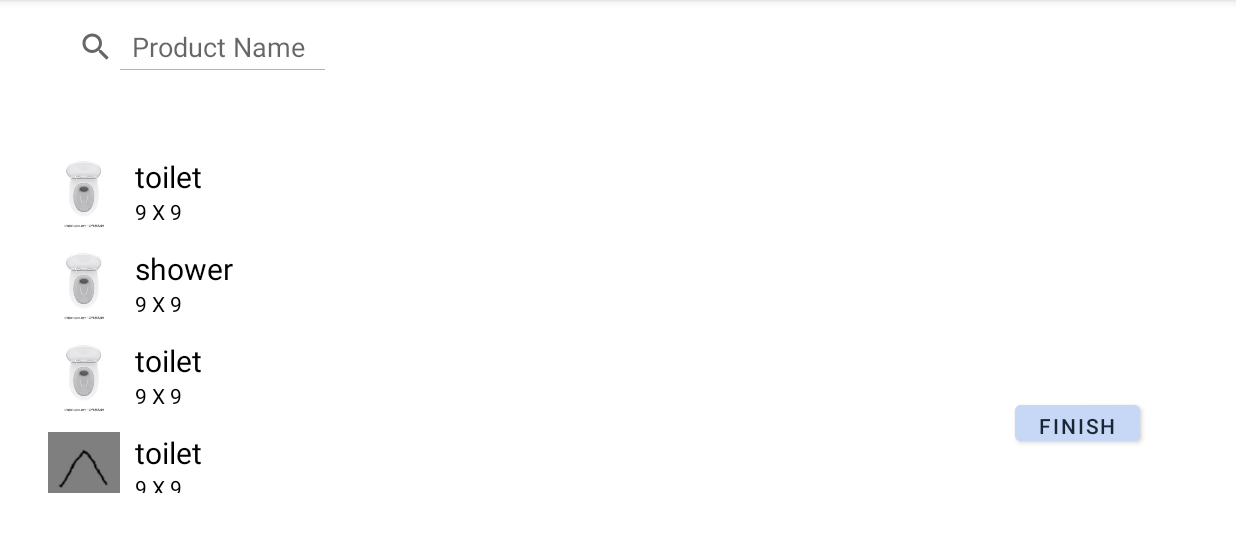
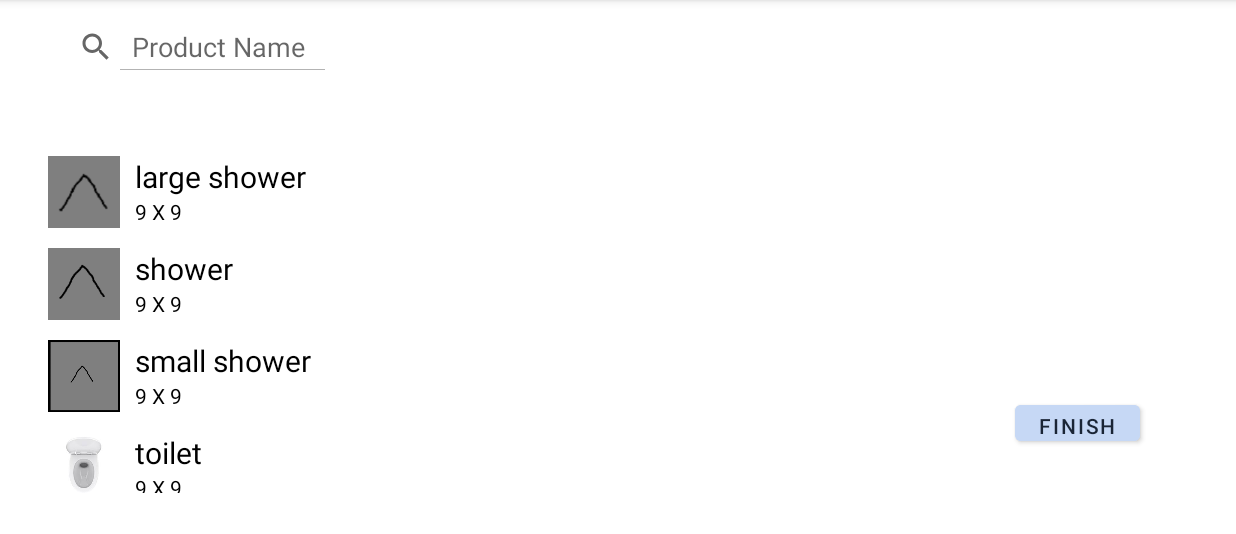
Before and after one commit to dobetterthany/Fibre_System_Android, an Android app: the Planner_Area_Page screen opened directly, with no data from a screen before it, on a phone screen of 824 x 412 dp (held sideways), the part 84-618 px from its top. Run offline under Robolectric (Android 15) with nearby library versions, the phone set to English and light mode, and no system bars.

Commit message:
Planner area page updated
Refactored recycler view items to store colour availability.

Refactored bathroom planner layout.java and planner area page.java  to accommodate this change.

```diff
--- a/app/src/main/java/com/example/fibre_system_android/Add_Window_Page.java
+++ b/app/src/main/java/com/example/fibre_system_android/Add_Window_Page.java
@@ -147,11 +147,11 @@ public class Add_Window_Page extends AppCompatActivity implements AdapterView.On
     }
 
     @Override
-    public void onItemSelected(ImageView imageView) {
+    public void onItemSelected(RecyclerViewItems item) {
         Toast.makeText(this, "click", Toast.LENGTH_SHORT).show();
 
         //Create image view in planner area layout
-        bathroomPlannerLayout.AddImage((int) imageView.getTag());
+        bathroomPlannerLayout.AddItem(item);
     }
 
 
--- a/app/src/main/java/com/example/fibre_system_android/Planner_Area_Page.java
+++ b/app/src/main/java/com/example/fibre_system_android/Planner_Area_Page.java
@@ -91,15 +91,10 @@ public class Planner_Area_Page extends AppCompatActivity implements AdapterView.
 
 
     private void getData() {
-        itemsArrayList.add(new RecyclerViewItems("toilet", 9, 9, R.drawable.toilet));
-        itemsArrayList.add(new RecyclerViewItems("shower", 9, 9, R.drawable.toilet));
-        itemsArrayList.add(new RecyclerViewItems("toilet", 9, 9, R.drawable.toilet));
+        itemsArrayList.add(new RecyclerViewItems("large shower", 9, 9, R.drawable.small_square, true, true, true, false));
+        itemsArrayList.add(new RecyclerViewItems("shower", 9, 9, R.drawable.square, false, true, false, false));
+        itemsArrayList.add(new RecyclerViewItems("small shower", 9, 9, R.drawable.large_square, false, false, true, false));
 
-        itemsArrayList.add(new RecyclerViewItems("toilet", 9, 9, R.drawable.small_square));
-        itemsArrayList.add(new RecyclerViewItems("square", 9, 9, R.drawable.square));
-        itemsArrayList.add(new RecyclerViewItems("toilet", 9, 9, R.drawable.large_square));
-
-        itemsArrayList.add(new RecyclerViewItems("toilet", 9, 9, R.drawable.toilet));
         itemsArrayList.add(new RecyclerViewItems("toilet", 9, 9, R.drawable.toilet));
 
         recyclerViewAdapter = new RecyclerViewAdapter(getApplicationContext(), itemsArrayList, this);
@@ -162,10 +157,10 @@ public class Planner_Area_Page extends AppCompatActivity implements AdapterView.
     }
 
     @Override
-    public void onItemSelected(ImageView imageView) {
+    public void onItemSelected(RecyclerViewItems item) {
         Toast.makeText(this, "click", Toast.LENGTH_SHORT).show();
 
         //Create image view in planner area layout
-        bathroomPlannerLayout.AddImage((int) imageView.getTag());
+        bathroomPlannerLayout.AddItem(item);
     }
 }
--- a/app/src/main/java/com/example/fibre_system_android/RecyclerViewAdapter.java
+++ b/app/src/main/java/com/example/fibre_system_android/RecyclerViewAdapter.java
@@ -47,7 +47,7 @@ public class RecyclerViewAdapter extends RecyclerView.Adapter<RecyclerViewHolder
         holder.imageView.setOnTouchListener(new View.OnTouchListener() {
             @Override
             public boolean onTouch(View view, MotionEvent motionEvent) {
-                listener.onItemSelected(holder.imageView);
+                listener.onItemSelected(itemsArrayListFull.get(holder.getBindingAdapterPosition()));
                 return false;
             }
         });
--- a/app/src/main/java/com/example/fibre_system_android/RecyclerViewItems.java
+++ b/app/src/main/java/com/example/fibre_system_android/RecyclerViewItems.java
@@ -11,19 +11,33 @@ public class RecyclerViewItems {
     int height; //top to bottom measurement
     int image;
 
+    boolean isGeneric;
+
     HashMap<String, Boolean> colours;
+
     public RecyclerViewItems(String name, int length, int width, int image) {
         this.name = name;
         this.length = length;
         this.height = width;
         this.image = image;
 
-        colours = new HashMap<String, Boolean>();
-        colours.put("black", false);
-        colours.put("chrome", false);
-        colours.put("white", false);
-        colours.put("gunmetal", false);
+        initColours();
+        isGeneric = true;
+    }
 
+    public RecyclerViewItems(String name, int length, int width, int image, Boolean chrome, boolean black, boolean white, boolean gunmetal) {
+        this.name = name;
+        this.length = length;
+        this.height = width;
+        this.image = image;
+
+        initColours();
+        isGeneric = false;
+
+        colours.put("chrome", chrome);
+        colours.put("black", black);
+        colours.put("white", white);
+        colours.put("gunmetal", gunmetal);
     }
 
     public int getLength() {
@@ -64,4 +78,21 @@ public class RecyclerViewItems {
         String sizeString = length + " X " + height;
         return sizeString;
     }
+
+    private void initColours()
+    {
+        colours = new HashMap<String, Boolean>();
+        colours.put("chrome", false);
+        colours.put("black", false);
+        colours.put("white", false);
+        colours.put("gunmetal", false);
+    }
+
+    public void setColours(Boolean chrome, boolean black, boolean white, boolean gunmetal)
+    {
+        colours.put("chrome", chrome);
+        colours.put("black", black);
+        colours.put("white", white);
+        colours.put("gunmetal", gunmetal);
+    }
 }
--- a/app/src/main/java/com/example/fibre_system_android/SelectItemListener.java
+++ b/app/src/main/java/com/example/fibre_system_android/SelectItemListener.java
@@ -5,6 +5,6 @@ import android.widget.LinearLayout;
 import android.widget.RelativeLayout;
 
 public interface SelectItemListener {
-    void onItemSelected(ImageView imageView);
+    void onItemSelected(RecyclerViewItems item);
 
 }
--- a/app/src/main/java/com/example/fibre_system_android/planner_layout/BathroomPlannerLayout.java
+++ b/app/src/main/java/com/example/fibre_system_android/planner_layout/BathroomPlannerLayout.java
@@ -10,6 +10,7 @@ import android.widget.RelativeLayout;
 import androidx.core.content.ContextCompat;
 
 import com.example.fibre_system_android.R;
+import com.example.fibre_system_android.RecyclerViewItems;
 
 import java.util.ArrayList;
 
@@ -23,7 +24,7 @@ public class BathroomPlannerLayout {
 
 
     //Stores all items added to array.
-    ArrayList<ImageView> plannerItemArray;
+    ArrayList<RecyclerViewItems> plannerItemArray;
     float dX = 0, dY = 0;
     Context context;
 
@@ -34,13 +35,18 @@ public class BathroomPlannerLayout {
         //Init variables
         this.context = context;
         this.plannerArea = plannerAreaLayout;
-        plannerItemArray = new ArrayList<ImageView>();
+        plannerItemArray = new ArrayList<RecyclerViewItems>();
 
-        editButtons = new EditButtons(context, plannerAreaLayout);
+        editButtons = new EditButtons(context, plannerAreaLayout, plannerItemArray);
+    }
+
+    public ArrayList<RecyclerViewItems> getItemArray()
+    {
+        return plannerItemArray;
     }
 
     //Add image to planner view
-    public void AddImage(int tag)
+    public void AddItem(RecyclerViewItems item)
     {
         deselectItem(selectedView);
 
@@ -49,7 +55,7 @@ public class BathroomPlannerLayout {
         lParams.addRule(RelativeLayout.CENTER_IN_PARENT, RelativeLayout.TRUE);
 
         ImageView icon = new ImageView(context);
-        icon.setImageResource(tag);
+        icon.setImageResource(item.getImage());
         icon.setLayoutParams(lParams);
 
         icon.setOnTouchListener(new View.OnTouchListener() {
@@ -60,7 +66,7 @@ public class BathroomPlannerLayout {
                     case MotionEvent.ACTION_DOWN:
 
                         deselectItem(selectedView);
-                        selectItem((ImageView) view);
+                        selectItem((ImageView) view, item);
                         editButtons.update(view);
 
                         dX = view.getX() - event.getRawX();
@@ -85,13 +91,14 @@ public class BathroomPlannerLayout {
         } );
 
         plannerArea.addView(icon);
+        plannerItemArray.add(item);
     }
 
-    private void selectItem(ImageView imageView)
+    private void selectItem(ImageView imageView, RecyclerViewItems item)
     {
         selectedView = imageView;
         selectedView.setColorFilter(ContextCompat.getColor(context, R.color.planner_selected_object));
-        editButtons.viewSelected(imageView);
+        editButtons.viewSelected(imageView, item);
         editButtons.update(imageView);
     }
 
--- a/app/src/main/java/com/example/fibre_system_android/planner_layout/EditButtons.java
+++ b/app/src/main/java/com/example/fibre_system_android/planner_layout/EditButtons.java
@@ -1,23 +1,17 @@
 package com.example.fibre_system_android.planner_layout;
 
 import android.content.Context;
-import android.graphics.Color;
-import android.graphics.PorterDuff;
-import android.util.Log;
-import android.view.MotionEvent;
+
 import android.view.View;
 import android.view.ViewGroup;
-import android.widget.Button;
 import android.widget.ImageButton;
-import android.widget.ImageView;
 import android.widget.LinearLayout;
 import android.widget.RelativeLayout;
-import android.widget.TextView;
 
 import androidx.core.content.ContextCompat;
 
 import com.example.fibre_system_android.R;
-import com.example.fibre_system_android.Vector2;
+import com.example.fibre_system_android.RecyclerViewItems;
 
 import java.util.ArrayList;
 
@@ -27,13 +21,13 @@ public class EditButtons {
     RelativeLayout plannerAreaLayout;
 
     ArrayList<ImageButton> buttonArray;
-
+    ArrayList<RecyclerViewItems> plannerItemArray;
     ImageButton rotateLeft, rotateRight, delete;
-    TextView degCounter;
 
     View selectedView;
+    RecyclerViewItems selectedItem;
     float selectedViewX, selectedViewY, selectedViewW, selectedViewH;
-    float dX = 0, dY = 0;
+
     float newX, newY;
     float radius = 400; //Radius of buttons from target view
     float selectedCenterX, selectedCenterY;
@@ -41,9 +35,10 @@ public class EditButtons {
     //Rotation
     float angle;
 
-    EditButtons(Context context, RelativeLayout plannerAreaLayout) {
+    EditButtons(Context context, RelativeLayout plannerAreaLayout,  ArrayList<RecyclerViewItems> plannerItemArray) {
         this.plannerAreaLayout = plannerAreaLayout;
         this.context = context;
+        this.plannerItemArray = plannerItemArray;
         buttonArray = new ArrayList<>();
         initControls();
 
@@ -53,38 +48,27 @@ public class EditButtons {
 
         rotateLeft = new ImageButton(context);
         initButton(rotateLeft, R.drawable.small_square, -90, R.color.edit_rotate);
-        rotateLeft.setOnClickListener(new View.OnClickListener() {
-            @Override
-            public void onClick(View view) {
-                selectedView.setRotation(selectedView.getRotation() - 90);
-            }
-        });
+        rotateLeft.setOnClickListener(view -> selectedView.setRotation(selectedView.getRotation() - 90));
 
         rotateRight = new ImageButton(context);
         initButton(rotateRight, R.drawable.small_square, 90, R.color.edit_rotate);
-        rotateRight.setOnClickListener(new View.OnClickListener() {
-            @Override
-            public void onClick(View view) {
-                selectedView.setRotation(selectedView.getRotation() + 90);
-            }
-        });
+        rotateRight.setOnClickListener(view -> selectedView.setRotation(selectedView.getRotation() + 90));
 
         delete = new ImageButton(context);
         initButton(delete, R.drawable.small_square, 0, R.color.edit_delete);
-        delete.setOnClickListener(new View.OnClickListener() {
-            @Override
-            public void onClick(View view) {
-                plannerAreaLayout.removeView(selectedView);
-                viewDeselected();
-            }
+        delete.setOnClickListener(view -> {
+            plannerAreaLayout.removeView(selectedView);
+            plannerItemArray.remove(selectedItem);
+            viewDeselected();
         });
 
         viewDeselected();
     }
 
     //On tap code to go here, eg, info for selected item (name)
-    public void viewSelected(View view){
+    public void viewSelected(View view, RecyclerViewItems item){
         selectedView = view;
+        selectedItem = item;
         updatePos();
 
         for (ImageButton imageButton: buttonArray){
@@ -123,12 +107,13 @@ public class EditButtons {
 
     private void setAngleFromSelectedViewRad(View view, float angleRad)
     {
+        float angle;
         if(angleRad == 0)
         {
-            float angle = 0;
+            angle = 0;
         }
         else{
-            float angle = (float)Math.PI / angleRad;
+            angle = (float)Math.PI / angleRad;
         }
         newX = (float) (selectedCenterX + radius * Math.sin(angle));
         newY = (float) (selectedCenterY + radius * Math.cos(angle));
```
